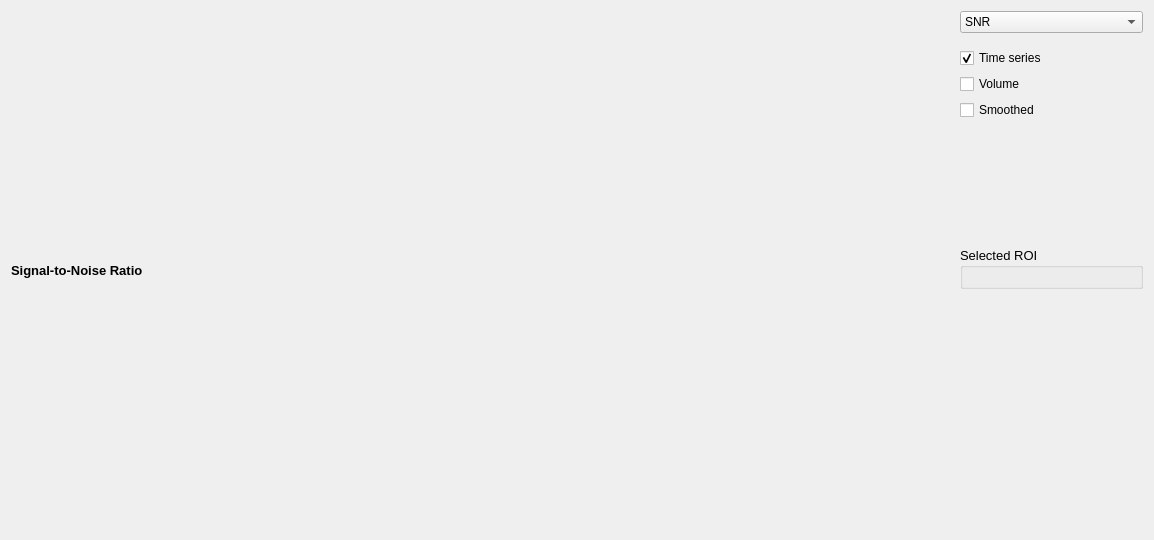
Qt form opennft/ui/rtqa.ui (OpenNFT/OpenNFT) before a commit.
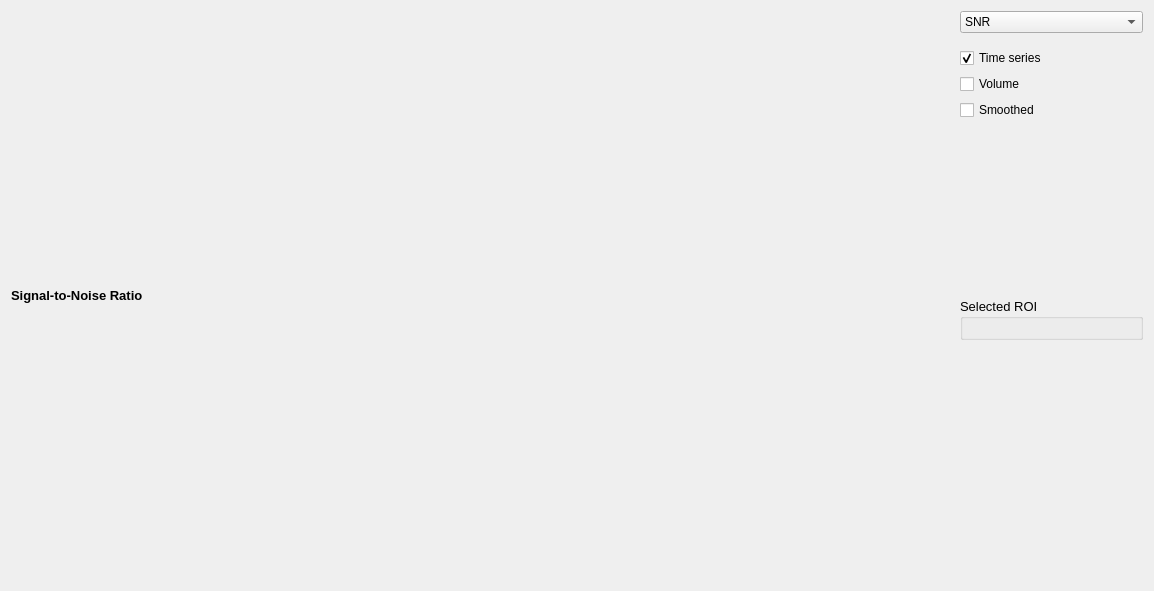
The same form after that commit.

```diff
--- a/opennft/ui/rtqa.ui
+++ b/opennft/ui/rtqa.ui
@@ -7,7 +7,7 @@
     <x>0</x>
     <y>0</y>
     <width>1154</width>
-    <height>540</height>
+    <height>591</height>
    </rect>
   </property>
   <property name="sizePolicy">
```
